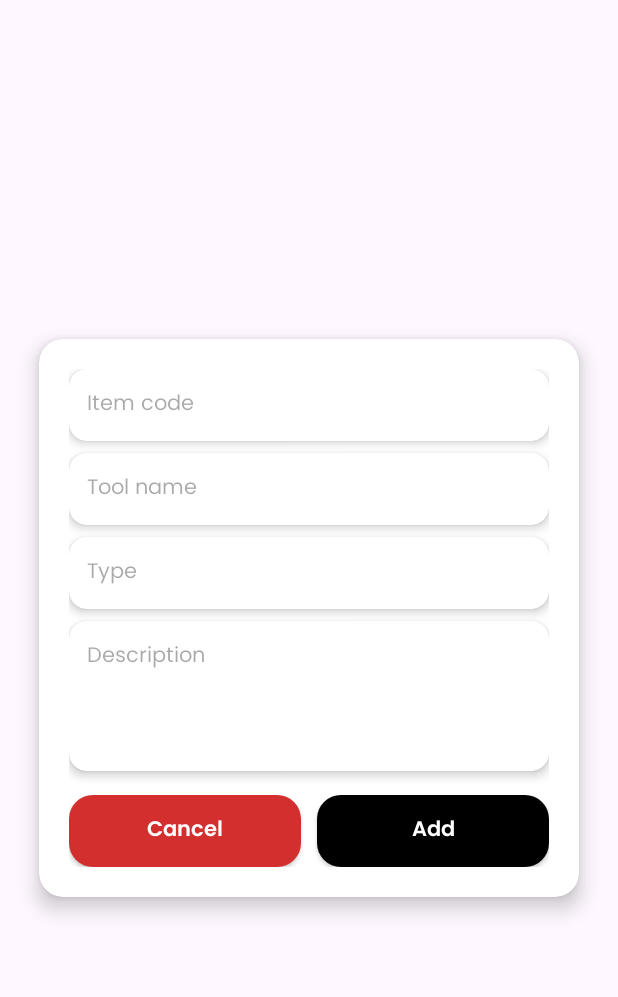
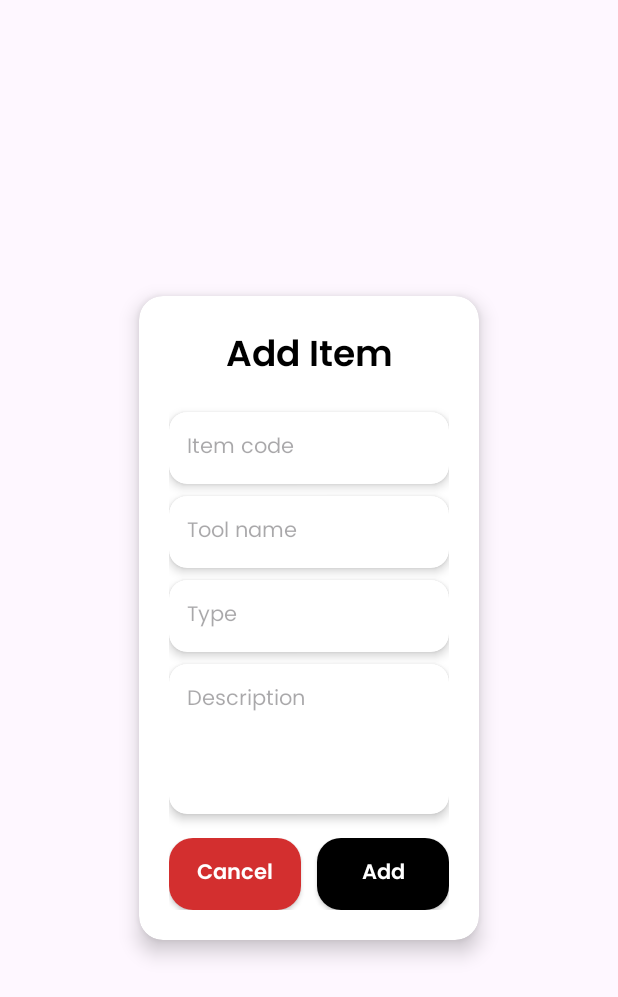
Before and after one commit to rayhanfay/pplm-project, an Android app: the layout dialog_add_item.xml on its own in the app's theme, with its tools: preview values and no code run, on a phone screen of 412 x 824 dp. Shown: the top 997 px of the screen. Run offline under Robolectric (Android 15) with nearby library versions, the phone set to English and light mode, and no system bars.

Commit message:
21.37 22.05.2025

```diff
--- a/ProjectInventarisUAS/app/build.gradle.kts
+++ b/ProjectInventarisUAS/app/build.gradle.kts
@@ -49,6 +49,7 @@ dependencies {
     implementation(libs.androidx.constraintlayout)
     implementation(libs.firebase.database)
     implementation(libs.androidx.swiperefreshlayout)
+    implementation(libs.androidx.fragment.ktx)
     testImplementation(libs.junit)
     androidTestImplementation(libs.androidx.junit)
     androidTestImplementation(libs.androidx.espresso.core)
--- a/ProjectInventarisUAS/app/src/main/res/layout/dialog_add_item.xml
+++ b/ProjectInventarisUAS/app/src/main/res/layout/dialog_add_item.xml
@@ -1,13 +1,13 @@
 <?xml version="1.0" encoding="utf-8"?>
 <androidx.cardview.widget.CardView xmlns:android="http://schemas.android.com/apk/res/android"
     xmlns:app="http://schemas.android.com/apk/res-auto"
-    android:layout_width="360dp"
+    android:layout_width="wrap_content"
     android:layout_height="wrap_content"
     android:layout_gravity="center"
-    android:padding="20dp"
+    android:padding="16dp"
+    android:background="@android:color/white"
     app:cardCornerRadius="16dp"
-    app:cardElevation="8dp"
-    android:background="@android:color/white">
+    app:cardElevation="8dp">
 
     <LinearLayout
         android:layout_width="match_parent"
@@ -15,22 +15,33 @@
         android:layout_margin="20dp"
         android:orientation="vertical">
 
+        <TextView
+            android:layout_width="match_parent"
+            android:layout_height="wrap_content"
+            android:layout_marginBottom="16dp"
+            android:fontFamily="@font/poppins_semibold"
+            android:text="Add Item"
+            android:textAlignment="center"
+            android:textColor="@android:color/black"
+            android:textSize="24sp" />
+
         <androidx.cardview.widget.CardView
             android:layout_width="match_parent"
             android:layout_height="wrap_content"
             android:layout_marginBottom="8dp"
             app:cardCornerRadius="12dp"
             app:cardElevation="4dp">
+
             <EditText
                 android:id="@+id/etItemCode"
                 android:layout_width="match_parent"
                 android:layout_height="wrap_content"
+                android:background="@android:color/transparent"
+                android:fontFamily="@font/poppins"
                 android:hint="Item code"
-                android:fontFamily="@font/poppins"
+                android:inputType="text"
                 android:padding="12dp"
-                android:textSize="14sp"
-                android:background="@android:color/transparent"
-                android:inputType="text" />
+                android:textSize="14sp" />
         </androidx.cardview.widget.CardView>
 
         <androidx.cardview.widget.CardView
@@ -39,16 +50,17 @@
             android:layout_marginBottom="8dp"
             app:cardCornerRadius="12dp"
             app:cardElevation="4dp">
+
             <EditText
                 android:id="@+id/etToolName"
                 android:layout_width="match_parent"
                 android:layout_height="wrap_content"
+                android:background="@android:color/transparent"
                 android:fontFamily="@font/poppins"
                 android:hint="Tool name"
-                android:textSize="14sp"
+                android:inputType="text"
                 android:padding="12dp"
-                android:background="@android:color/transparent"
-                android:inputType="text" />
+                android:textSize="14sp" />
         </androidx.cardview.widget.CardView>
 
         <androidx.cardview.widget.CardView
@@ -57,16 +69,17 @@
             android:layout_marginBottom="8dp"
             app:cardCornerRadius="12dp"
             app:cardElevation="4dp">
+
             <EditText
                 android:id="@+id/etType"
                 android:layout_width="match_parent"
                 android:layout_height="wrap_content"
+                android:background="@android:color/transparent"
                 android:fontFamily="@font/poppins"
                 android:hint="Type"
-                android:textSize="14sp"
+                android:inputType="text"
                 android:padding="12dp"
-                android:background="@android:color/transparent"
-                android:inputType="text" />
+                android:textSize="14sp" />
         </androidx.cardview.widget.CardView>
 
         <androidx.cardview.widget.CardView
@@ -75,50 +88,50 @@
             android:layout_marginBottom="16dp"
             app:cardCornerRadius="12dp"
             app:cardElevation="4dp">
+
             <EditText
                 android:id="@+id/etDescription"
                 android:layout_width="match_parent"
                 android:layout_height="match_parent"
+                android:background="@android:color/transparent"
                 android:fontFamily="@font/poppins"
+                android:gravity="top"
                 android:hint="Description"
-                android:textSize="14sp"
+                android:inputType="textMultiLine"
                 android:padding="12dp"
-                android:background="@android:color/transparent"
-                android:gravity="top"
-                android:inputType="textMultiLine" />
+                android:textSize="14sp" />
         </androidx.cardview.widget.CardView>
 
         <LinearLayout
             android:layout_width="match_parent"
             android:layout_height="wrap_content"
+            android:gravity="end"
             android:orientation="horizontal"
-            android:gravity="end"
             android:weightSum="2">
 
             <android.widget.Button
                 android:id="@+id/btnCancel"
-                android:fontFamily="@font/poppins_semibold"
-                android:textAllCaps="false"
                 android:layout_width="0dp"
                 android:layout_height="wrap_content"
+                android:layout_marginEnd="5dp"
                 android:layout_weight="1"
-                android:layout_marginEnd="5dp"
+                android:background="@drawable/bg_button_cancle"
+                android:fontFamily="@font/poppins_semibold"
                 android:text="Cancel"
-                android:textColor="@android:color/white"
-                android:background="@drawable/bg_button_cancle" />
+                android:textAllCaps="false"
+                android:textColor="@android:color/white" />
 
             <android.widget.Button
                 android:id="@+id/btnAdd"
-                android:fontFamily="@font/poppins_semibold"
-                android:textAllCaps="false"
                 android:layout_width="0dp"
                 android:layout_height="wrap_content"
+                android:layout_marginStart="5dp"
                 android:layout_weight="1"
-                android:layout_marginStart="5dp"
+                android:background="@drawable/bg_button_add"
+                android:fontFamily="@font/poppins_semibold"
                 android:text="Add"
-                android:textColor="@android:color/white"
-                android:background="@drawable/bg_button_add" />
+                android:textAllCaps="false"
+                android:textColor="@android:color/white" />
         </LinearLayout>
-
     </LinearLayout>
 </androidx.cardview.widget.CardView>
--- a/ProjectInventarisUAS/gradle/libs.versions.toml
+++ b/ProjectInventarisUAS/gradle/libs.versions.toml
@@ -2,6 +2,7 @@
 agp = "8.7.2"
 barcodeScanning = "17.3.0"
 cameraCamera2 = "1.4.2"
+fragmentKtx = "1.8.7"
 kotlin = "2.0.21"
 coreKtx = "1.16.0"
 junit = "4.13.2"
@@ -22,6 +23,7 @@ androidx-camera-camera2 = { module = "androidx.camera:camera-camera2", version.r
 androidx-camera-view = { module = "androidx.camera:camera-view", version.ref = "cameraCamera2" }
 androidx-camera-lifecycle = { module = "androidx.camera:camera-lifecycle", version.ref = "cameraCamera2" }
 androidx-core-ktx = { group = "androidx.core", name = "core-ktx", version.ref = "coreKtx" }
+androidx-fragment-ktx = { module = "androidx.fragment:fragment-ktx", version.ref = "fragmentKtx" }
 androidx-lifecycle-livedata-ktx = { module = "androidx.lifecycle:lifecycle-livedata-ktx", version.ref = "lifecycleLivedataKtx" }
 androidx-lifecycle-runtime-ktx = { module = "androidx.lifecycle:lifecycle-runtime-ktx", version.ref = "lifecycleLivedataKtx" }
 androidx-lifecycle-viewmodel-ktx = { module = "androidx.lifecycle:lifecycle-viewmodel-ktx", version.ref = "lifecycleLivedataKtx" }
```
Also changed, not shown: ProjectInventarisUAS/app/src/main/java/com/pplm/projectinventarisuas/ui/adminsection/AdminSectionActivity.kt (+5 -2 lines), ProjectInventarisUAS/app/src/main/java/com/pplm/projectinventarisuas/ui/adminsection/item/AddItemDialogFragment.kt (added, +139 -0 lines), ProjectInventarisUAS/app/src/main/res/layout/dialog_item_detail.xml (+61 -57 lines).
